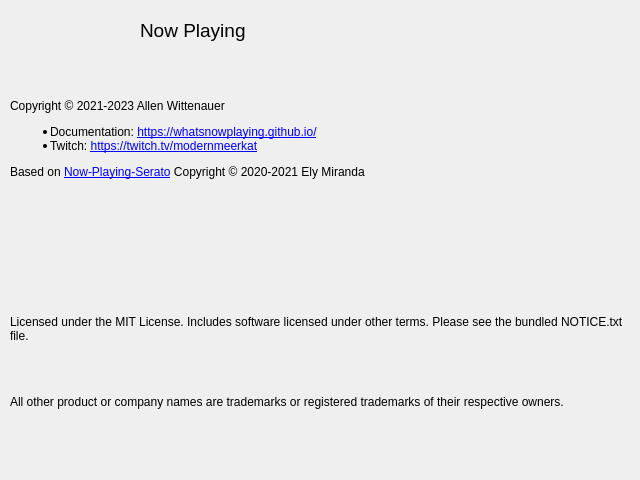
The window that nowplaying/resources/about_ui.ui (e1miran/Now-Playing-Serato) describes before a commit, drawn with Qt 5.
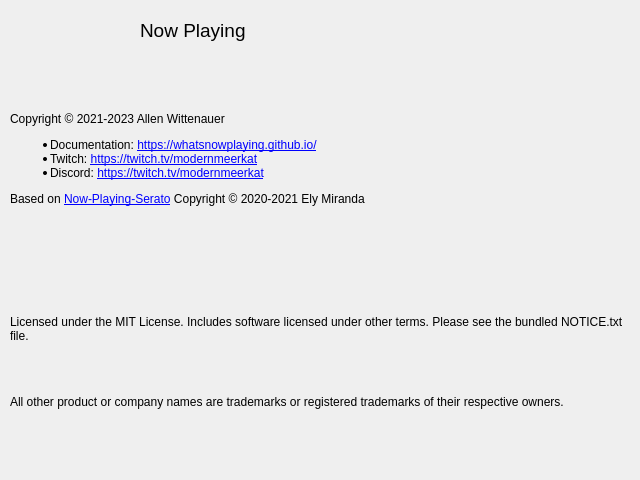
The same window after the commit. Icons and pictures are not drawn.

What changed in the file:
```diff
--- a/nowplaying/resources/about_ui.ui
+++ b/nowplaying/resources/about_ui.ui
@@ -49,7 +49,7 @@
     <item>
      <widget class="QLabel" name="doc_label">
       <property name="text">
-       <string>&lt;html&gt;&lt;head/&gt;&lt;body&gt;&lt;p&gt;Copyright © 2021-2023 Allen Wittenauer &lt;/p&gt;&lt;ul style=&quot;margin-top: 0px; margin-bottom: 0px; margin-left: 0px; margin-right: 0px; -qt-list-indent: 1;&quot;&gt;&lt;li style=&quot; margin-top:12px; margin-bottom:0px; margin-left:0px; margin-right:0px; -qt-block-indent:0; text-indent:0px;&quot;&gt;Documentation: &lt;a href=&quot;https://whatsnowplaying.github.io/&quot;&gt;&lt;span style=&quot; text-decoration: underline; color:#0000ff;&quot;&gt;https://whatsnowplaying.github.io/&lt;/span&gt;&lt;/a&gt;&lt;/li&gt;&lt;li style=&quot; margin-top:0px; margin-bottom:12px; margin-left:0px; margin-right:0px; -qt-block-indent:0; text-indent:0px;&quot;&gt;Twitch: &lt;a href=&quot;https://twitch.tv/modernmeerkat/&quot;&gt;&lt;span style=&quot; text-decoration: underline; color:#0000ff;&quot;&gt;https://twitch.tv/modernmeerkat&lt;/span&gt;&lt;/a&gt;&lt;/li&gt;&lt;/ul&gt;&lt;p&gt;Based on &lt;a href=&quot;https://github.com/e1miran/Now-Playing-Serato&quot;&gt;&lt;span style=&quot; text-decoration: underline; color:#0000ff;&quot;&gt;Now-Playing-Serato&lt;/span&gt;&lt;/a&gt; Copyright © 2020-2021 Ely Miranda &lt;/p&gt;&lt;p&gt;&lt;br/&gt;&lt;/p&gt;&lt;/body&gt;&lt;/html&gt;</string>
+       <string>&lt;html&gt;&lt;head/&gt;&lt;body&gt;&lt;p&gt;Copyright © 2021-2023 Allen Wittenauer &lt;/p&gt;&lt;ul style=&quot;margin-top: 0px; margin-bottom: 0px; margin-left: 0px; margin-right: 0px; -qt-list-indent: 1;&quot;&gt;&lt;li style=&quot; margin-top:12px; margin-bottom:0px; margin-left:0px; margin-right:0px; -qt-block-indent:0; text-indent:0px;&quot;&gt;Documentation: &lt;a href=&quot;https://whatsnowplaying.github.io/&quot;&gt;&lt;span style=&quot; text-decoration: underline; color:#0000ff;&quot;&gt;https://whatsnowplaying.github.io/&lt;/span&gt;&lt;/a&gt;&lt;/li&gt;&lt;li style=&quot; margin-top:0px; margin-bottom:0px; margin-left:0px; margin-right:0px; -qt-block-indent:0; text-indent:0px;&quot;&gt;Twitch: &lt;a href=&quot;https://twitch.tv/modernmeerkat/&quot;&gt;&lt;span style=&quot; text-decoration: underline; color:#0000ff;&quot;&gt;https://twitch.tv/modernmeerkat&lt;/span&gt;&lt;/a&gt;&lt;/li&gt;&lt;li style=&quot; margin-top:0px; margin-bottom:0px; margin-left:0px; margin-right:0px; -qt-block-indent:0; text-indent:0px;&quot;&gt;Discord: &lt;a href=&quot;https://discord.gg/rgEvcdUHUV&quot;&gt;&lt;span style=&quot; text-decoration: underline; color:#0000ff;&quot;&gt;https://twitch.tv/modernmeerkat&lt;/span&gt;&lt;/a&gt;&lt;/li&gt;&lt;/ul&gt;&lt;p&gt;Based on &lt;a href=&quot;https://github.com/e1miran/Now-Playing-Serato&quot;&gt;&lt;span style=&quot; text-decoration: underline; color:#0000ff;&quot;&gt;Now-Playing-Serato&lt;/span&gt;&lt;/a&gt; Copyright © 2020-2021 Ely Miranda &lt;/p&gt;&lt;/body&gt;&lt;/html&gt;</string>
       </property>
       <property name="textFormat">
        <enum>Qt::RichText</enum>
```
